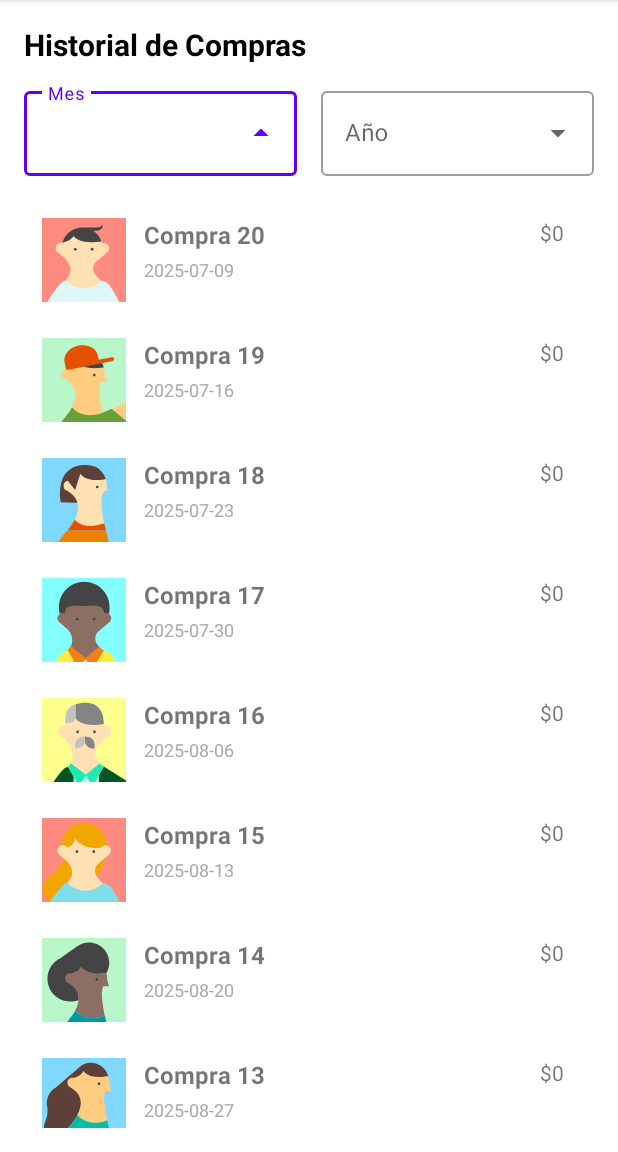
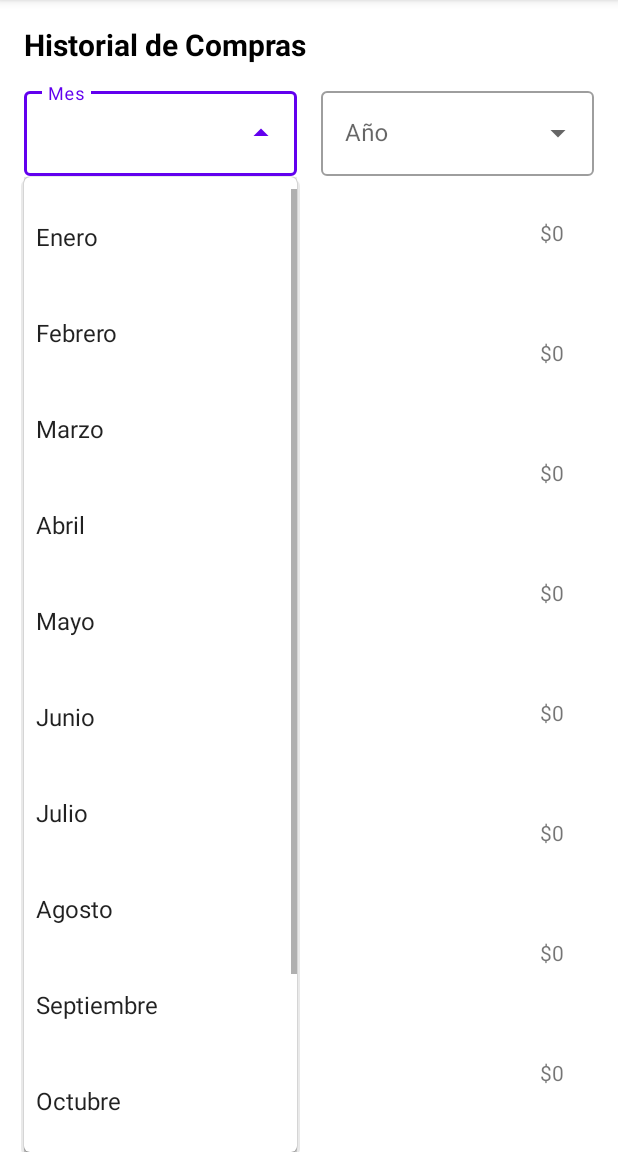
Before and after one commit to Tyrf1ng/Proyecto-Final-Kotlin, an Android app: the fragment HistoryFragment shown on its own in the app's theme, after a tap on an icon or button, on a phone screen of 412 x 824 dp, the part 84-1236 px from its top. Run offline under Robolectric (Android 15) with nearby library versions, the phone set to English and light mode, and no system bars.

Commit message:
MOD se agregaron strings de meses del año para el uso del spinner en historial de listas de compras

```diff
--- a/app/src/main/res/values/strings.xml
+++ b/app/src/main/res/values/strings.xml
@@ -13,7 +13,7 @@
     <string name="menu_settings">Settings</string>
     <string name="menu_home">Inicio</string>
     <string name="menu_list">Catálogo</string>
-    <string name="menu_historial">Historial</string>
+    <string name="menu_historial">Historial de listas de compra</string>
     <string name="menu_profile">Perfil</string>
 
     <string name="lorem_ipsum_title">Lorem Ipsum"</string>
@@ -26,4 +26,19 @@
     <string name="image_view_item_transform_content_description">Represents an image view in the
         item
     </string>
+
+    <string-array name="months">
+        <item>Enero</item>
+        <item>Febrero</item>
+        <item>Marzo</item>
+        <item>Abril</item>
+        <item>Mayo</item>
+        <item>Junio</item>
+        <item>Julio</item>
+        <item>Agosto</item>
+        <item>Septiembre</item>
+        <item>Octubre</item>
+        <item>Noviembre</item>
+        <item>Diciembre</item>
+    </string-array>
 </resources>
```
